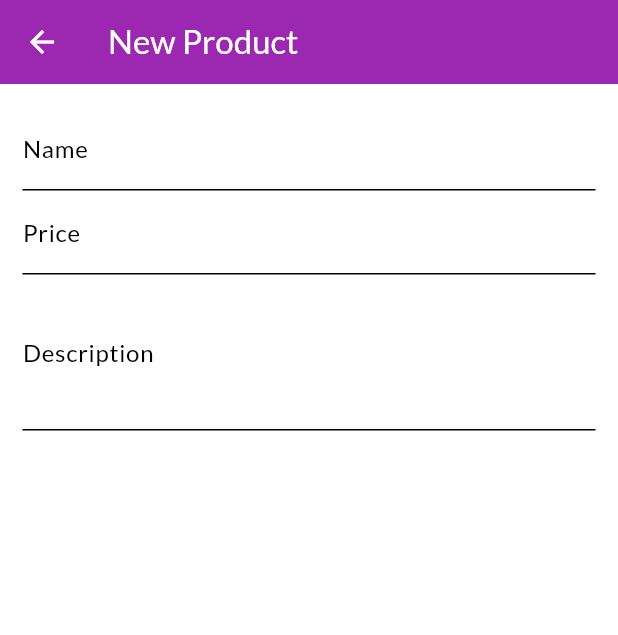
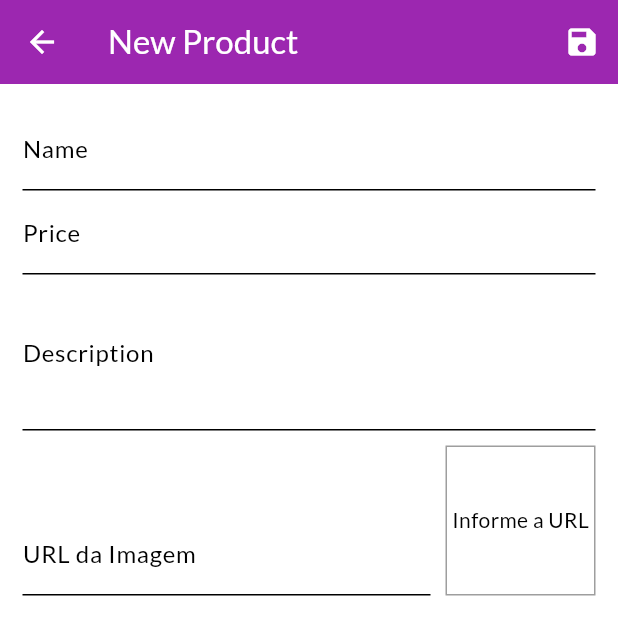
Before and after one commit to enzo-cezarg/shop-app, a Flutter app: the ProductFormPage screen opened by its route, on a phone screen of 412 x 824 dp. Shown: the top 635 px of the screen. Run offline on Flutter 3.47's test engine with Material 3 defaults, Android fonts, the phone set to English and light mode, and no system bars.

Commit message:
form image and validator

```diff
--- a/lib/pages/product_form_page.dart
+++ b/lib/pages/product_form_page.dart
@@ -1,4 +1,7 @@
+import 'dart:math';
+
 import 'package:flutter/material.dart';
+import 'package:shop/models/product.dart';
 
 class ProductFormPage extends StatefulWidget {
   const ProductFormPage({super.key});
@@ -11,11 +14,51 @@ class _ProductFormPageState extends State<ProductFormPage> {
   final _priceFocus = FocusNode();
   final _descriptionFocus = FocusNode();
 
+  final _imageUrlFocus = FocusNode();
+  final _imageUrlController = TextEditingController();
+
+  final _formKey = GlobalKey<FormState>();
+  final _formData = <String, Object>{};
+
+  @override
+  void initState() {
+    super.initState();
+    _imageUrlFocus.addListener(updateImage);
+  }
+
   @override
   void dispose() {
     super.dispose();
     _priceFocus.dispose();
     _descriptionFocus.dispose();
+    _imageUrlFocus.removeListener(updateImage);
+    _imageUrlFocus.dispose();
+  }
+
+  void updateImage() {
+    setState(() {});
+  }
+
+  void _submitForm() {
+    final isValid = _formKey.currentState?.validate() ?? false;
+
+    if (!isValid) {
+      return;
+    }
+
+    _formKey.currentState?.save();
+
+    final newProduct = Product(
+      id: Random().nextDouble().toString(),
+      name: _formData['name'] as String,
+      description: _formData['description'] as String,
+      price: _formData['price'] as double,
+      imageUrl: _formData['imageUrl'] as String
+    );
+
+    print(newProduct.id);
+    print(newProduct.name);
+    print(newProduct.price);
   }
 
   @override
@@ -23,17 +66,39 @@ class _ProductFormPageState extends State<ProductFormPage> {
     return Scaffold(
       appBar: AppBar(
         title: Text('New Product'),
-        backgroundColor: Theme.of(context).colorScheme.primary,
-        foregroundColor: Theme.of(context).colorScheme.onPrimary,
+        backgroundColor: Theme
+            .of(context)
+            .colorScheme
+            .primary,
+        foregroundColor: Theme
+            .of(context)
+            .colorScheme
+            .onPrimary,
+        actions: [IconButton(onPressed: _submitForm, icon: Icon(Icons.save))],
       ),
       body: Padding(
         padding: const EdgeInsets.all(15),
         child: Form(
+          key: _formKey,
           child: ListView(
             children: [
               TextFormField(
                 decoration: InputDecoration(labelText: 'Name'),
                 textInputAction: TextInputAction.next,
+                onSaved: (name) => _formData['name'] = name ?? '',
+                validator: (inputName) {
+                  final name = inputName ?? '';
+
+                  if (name.trim().isEmpty) {
+                    return 'Este campo é obrigatório.';
+                  }
+
+                  if (name.trim().length < 3) {
+                    return 'Este campo precisa de no mínimo 3 letras.';
+                  }
+
+                  return null;
+                },
                 onFieldSubmitted: (_) =>
                     FocusScope.of(context).requestFocus(_priceFocus),
               ),
@@ -42,6 +107,8 @@ class _ProductFormPageState extends State<ProductFormPage> {
                 textInputAction: TextInputAction.next,
                 keyboardType: TextInputType.numberWithOptions(decimal: true),
                 focusNode: _priceFocus,
+                onSaved: (price) =>
+                _formData['price'] = double.parse(price ?? '0'),
                 onFieldSubmitted: (_) =>
                     FocusScope.of(context).requestFocus(_descriptionFocus),
               ),
@@ -51,6 +118,40 @@ class _ProductFormPageState extends State<ProductFormPage> {
                 keyboardType: TextInputType.multiline,
                 maxLines: 3,
                 focusNode: _descriptionFocus,
+                onSaved: (description) =>
+                _formData['description'] = description ?? '',
+              ),
+              Row(
+                crossAxisAlignment: CrossAxisAlignment.end,
+                children: [
+                  Expanded(
+                    child: TextFormField(
+                      decoration: InputDecoration(labelText: 'URL da Imagem'),
+                      focusNode: _imageUrlFocus,
+                      keyboardType: TextInputType.url,
+                      textInputAction: TextInputAction.done,
+                      controller: _imageUrlController,
+                      onSaved: (imageUrl) =>
+                      _formData['imageUrl'] = imageUrl ?? '',
+                      onFieldSubmitted: (_) => _submitForm(),
+                    ),
+                  ),
+                  Container(
+                    height: 100,
+                    width: 100,
+                    margin: const EdgeInsets.only(top: 10, left: 10),
+                    decoration: BoxDecoration(
+                      border: Border.all(color: Colors.grey, width: 1),
+                    ),
+                    alignment: Alignment.center,
+                    child: _imageUrlController.text.isEmpty
+                        ? Text('Informe a URL')
+                        : FittedBox(
+                      fit: BoxFit.cover,
+                      child: Image.network(_imageUrlController.text),
+                    ),
+                  ),
+                ],
               ),
             ],
           ),
```
